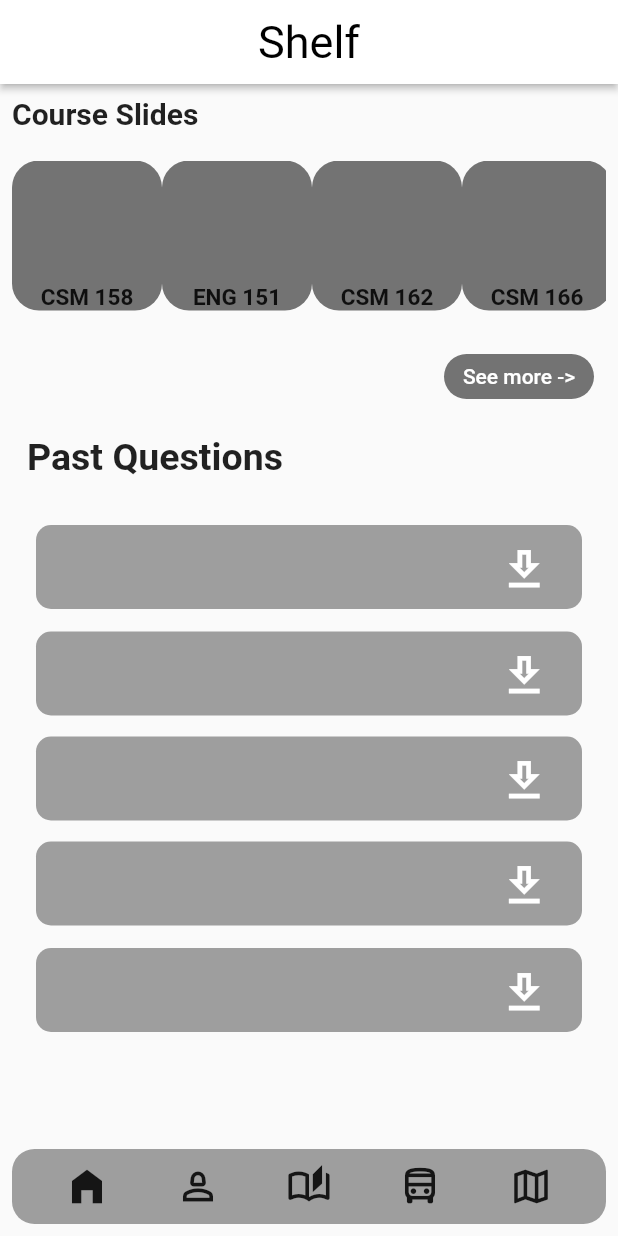
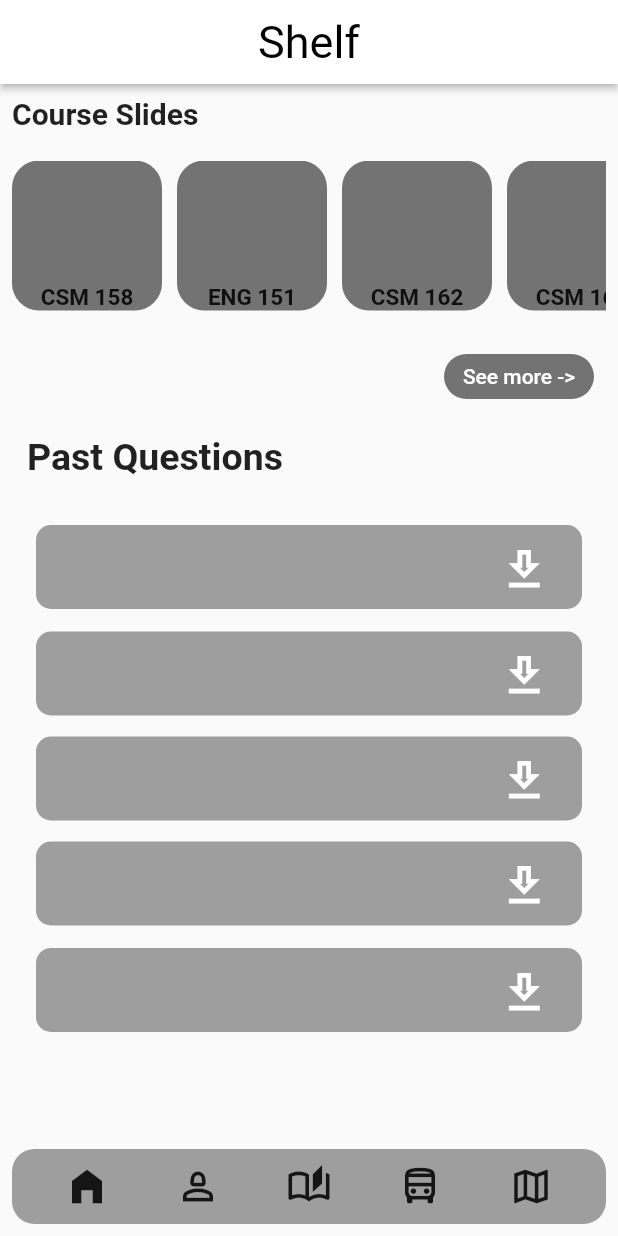
Before and after one commit to bnasare/Techlert-app, a Flutter app: the SlidesPage screen opened by its route, on a phone screen of 412 x 824 dp. Run offline on Flutter 3.47's test engine with Material 2 defaults, Android fonts, the phone set to English and light mode, and no system bars; our stand-ins replace cloud_firestore, firebase_auth, firebase_core, google_fonts, shared_preferences; accounts and stored records are empty; network calls fail.

Commit message:
new updates

```diff
--- a/lib/pages/slides_page.dart
+++ b/lib/pages/slides_page.dart
@@ -73,10 +73,7 @@ class _SlidesPageState extends State<SlidesPage> {
                         ),
                       ),
                     ),
-                    const Divider(
-                      height: 20,
-                      color: Colors.transparent,
-                    ),
+                    SizedBox(width: 10),
                     GestureDetector(
                       onTap: () {},
                       child: Container(
@@ -101,9 +98,7 @@ class _SlidesPageState extends State<SlidesPage> {
                         ),
                       ),
                     ),
-                    const SizedBox(
-                      height: 50,
-                    ),
+                    SizedBox(width: 10),
                     GestureDetector(
                       onTap: () {},
                       child: Container(
@@ -128,9 +123,7 @@ class _SlidesPageState extends State<SlidesPage> {
                         ),
                       ),
                     ),
-                    const SizedBox(
-                      height: 50,
-                    ),
+                    SizedBox(width: 10),
                     GestureDetector(
                       onTap: () {},
                       child: Container(
@@ -155,9 +148,7 @@ class _SlidesPageState extends State<SlidesPage> {
                         ),
                       ),
                     ),
-                    const SizedBox(
-                      height: 50,
-                    ),
+                    SizedBox(width: 10),
                     GestureDetector(
                       onTap: () {},
                       child: Container(
@@ -182,9 +173,7 @@ class _SlidesPageState extends State<SlidesPage> {
                         ),
                       ),
                     ),
-                    const SizedBox(
-                      height: 50,
-                    ),
+                    SizedBox(width: 10),
                   ],
                 )),
             const SizedBox(
```
Also changed, not shown: pubspec.lock.
